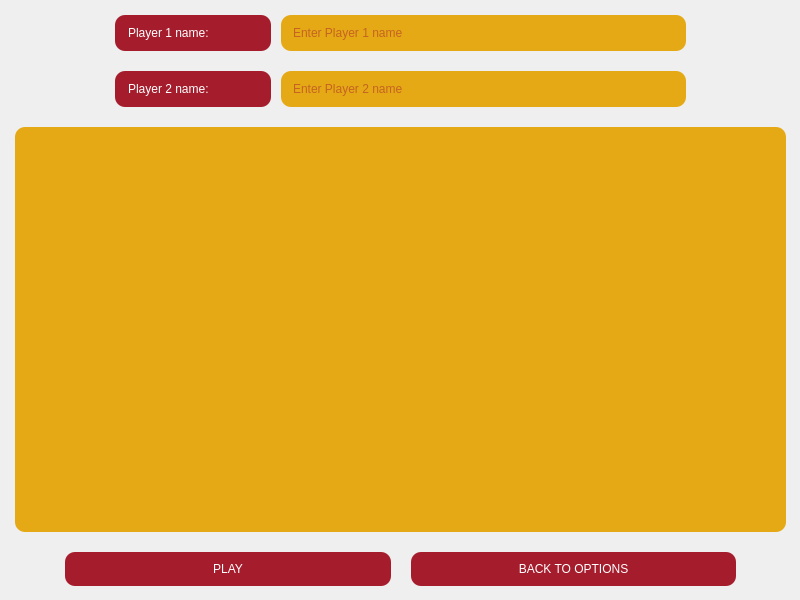
Qt form client/view/menu/pages/joinGame.ui (valentinbersi/DuckGame-Recreation) before a commit.
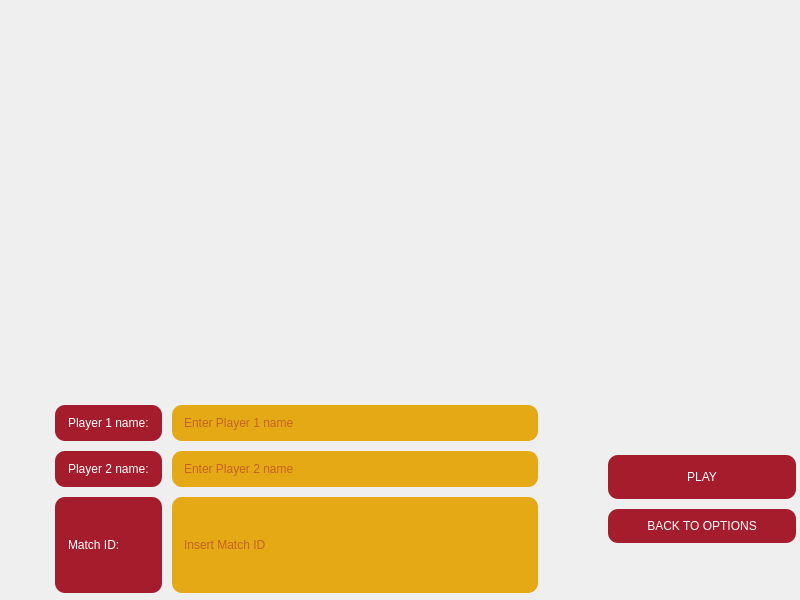
The same form after that commit.

Commit message: QT updates: added mapList, matchID and data entry validation

The edit to the form file:
```diff
--- a/client/view/menu/pages/joinGame.ui
+++ b/client/view/menu/pages/joinGame.ui
@@ -20,47 +20,89 @@
    <property name="geometry">
     <rect>
      <x>0</x>
-     <y>0</y>
+     <y>400</y>
      <width>801</width>
-     <height>601</height>
+     <height>198</height>
     </rect>
    </property>
-   <layout class="QVBoxLayout" name="layout_page_join_existing_game" stretch="0,2,0">
+   <layout class="QHBoxLayout" name="horizontalLayout" stretch="3,1">
     <property name="spacing">
      <number>10</number>
     </property>
     <property name="leftMargin">
-     <number>10</number>
+     <number>0</number>
     </property>
     <property name="topMargin">
-     <number>10</number>
+     <number>0</number>
     </property>
     <property name="rightMargin">
-     <number>10</number>
+     <number>0</number>
     </property>
     <property name="bottomMargin">
-     <number>10</number>
+     <number>0</number>
     </property>
     <item>
-     <layout class="QGridLayout" name="gridLayout_3" rowstretch="0,0" columnstretch="2,5" rowminimumheight="0,0" columnminimumwidth="0,0">
+     <layout class="QGridLayout" name="gridLayout" rowstretch="0,0,1" columnstretch="0,1">
       <property name="leftMargin">
-       <number>100</number>
+       <number>50</number>
       </property>
       <property name="topMargin">
        <number>0</number>
       </property>
       <property name="rightMargin">
-       <number>100</number>
+       <number>50</number>
       </property>
       <property name="bottomMargin">
        <number>0</number>
       </property>
-      <property name="horizontalSpacing">
+      <property name="spacing">
        <number>0</number>
       </property>
-      <property name="verticalSpacing">
-       <number>10</number>
-      </property>
+      <item row="2" column="0">
+       <widget class="QLabel" name="matchIDLabel">
+        <property name="sizePolicy">
+         <sizepolicy hsizetype="Expanding" vsizetype="Expanding">
+          <horstretch>0</horstretch>
+          <verstretch>0</verstretch>
+         </sizepolicy>
+        </property>
+        <property name="styleSheet">
+         <string notr="true">    color: white;
+                                        background-color: rgb(165, 29, 45);
+                                        padding: 10px;
+                                        border-radius: 10px;
+                                        margin: 5px;</string>
+        </property>
+        <property name="text">
+         <string>Match ID:</string>
+        </property>
+       </widget>
+      </item>
+      <item row="2" column="1">
+       <widget class="QLineEdit" name="lineEditMatchID">
+        <property name="sizePolicy">
+         <sizepolicy hsizetype="Expanding" vsizetype="Expanding">
+          <horstretch>0</horstretch>
+          <verstretch>0</verstretch>
+         </sizepolicy>
+        </property>
+        <property name="styleSheet">
+         <string notr="true">color: rgb(165, 29, 45);
+                                        background-color: rgba(229, 165, 10, 0.95);
+                                        padding: 10px;
+                                        border-radius: 10px;
+                                        margin: 5px;
+                                        border-color: rgb(165, 29, 45);
+                                    </string>
+        </property>
+        <property name="text">
+         <string/>
+        </property>
+        <property name="placeholderText">
+         <string>Insert Match ID</string>
+        </property>
+       </widget>
+      </item>
       <item row="1" column="0">
        <widget class="QLabel" name="player2name_2">
         <property name="sizePolicy">
@@ -106,31 +148,6 @@
         </property>
        </widget>
       </item>
-      <item row="0" column="1">
-       <widget class="QLineEdit" name="lineEditPlayer1_2">
-        <property name="sizePolicy">
-         <sizepolicy hsizetype="Expanding" vsizetype="Expanding">
-          <horstretch>0</horstretch>
-          <verstretch>0</verstretch>
-         </sizepolicy>
-        </property>
-        <property name="styleSheet">
-         <string notr="true">color: rgb(165, 29, 45);
-                                        background-color: rgba(229, 165, 10, 0.95);
-                                        padding: 10px;
-                                        border-radius: 10px;
-                                        margin: 5px;
-                                        border-color: rgb(165, 29, 45);
-                                    </string>
-        </property>
-        <property name="text">
-         <string/>
-        </property>
-        <property name="placeholderText">
-         <string>Enter Player 1 name</string>
-        </property>
-       </widget>
-      </item>
       <item row="0" column="0">
        <widget class="QLabel" name="player1name_2">
         <property name="sizePolicy">
@@ -151,38 +168,52 @@
         </property>
        </widget>
       </item>
+      <item row="0" column="1">
+       <widget class="QLineEdit" name="lineEditPlayer1">
+        <property name="sizePolicy">
+         <sizepolicy hsizetype="Expanding" vsizetype="Expanding">
+          <horstretch>0</horstretch>
+          <verstretch>0</verstretch>
+         </sizepolicy>
+        </property>
+        <property name="styleSheet">
+         <string notr="true">color: rgb(165, 29, 45);
+                                        background-color: rgba(229, 165, 10, 0.95);
+                                        padding: 10px;
+                                        border-radius: 10px;
+                                        margin: 5px;
+                                        border-color: rgb(165, 29, 45);
+                                    </string>
+        </property>
+        <property name="text">
+         <string/>
+        </property>
+        <property name="placeholderText">
+         <string>Enter Player 1 name</string>
+        </property>
+       </widget>
+      </item>
      </layout>
     </item>
     <item>
-     <widget class="QListView" name="partidasList">
-      <property name="styleSheet">
-       <string notr="true">    color: white;
-                                background-color: rgba(229, 165, 10, 0.95);
-                                padding: 10px;
-                                border-radius: 10px;
-                                margin: 5px;</string>
-      </property>
-     </widget>
-    </item>
-    <item>
-     <layout class="QHBoxLayout" name="horizontalLayout_3">
+     <layout class="QVBoxLayout" name="verticalLayout">
       <property name="spacing">
-       <number>10</number>
-      </property>
-      <property name="leftMargin">
-       <number>50</number>
+       <number>0</number>
       </property>
       <property name="topMargin">
-       <number>0</number>
-      </property>
-      <property name="rightMargin">
        <number>50</number>
       </property>
       <property name="bottomMargin">
-       <number>0</number>
+       <number>50</number>
       </property>
       <item>
-       <widget class="QPushButton" name="btnJugar_3">
+       <widget class="QPushButton" name="buttonPlay">
+        <property name="sizePolicy">
+         <sizepolicy hsizetype="Expanding" vsizetype="Expanding">
+          <horstretch>0</horstretch>
+          <verstretch>0</verstretch>
+         </sizepolicy>
+        </property>
         <property name="styleSheet">
          <string notr="true">    color: white;
                                         background-color: rgb(165, 29, 45);
@@ -196,7 +227,7 @@
        </widget>
       </item>
       <item>
-       <widget class="QPushButton" name="btnVolver_3">
+       <widget class="QPushButton" name="buttonBack">
         <property name="styleSheet">
          <string notr="true">    color: white;
                                         background-color: rgb(165, 29, 45);
```
Left out of the diff: 8 changed lines with no effect on the pictures. The commit also changes 6 other files.
